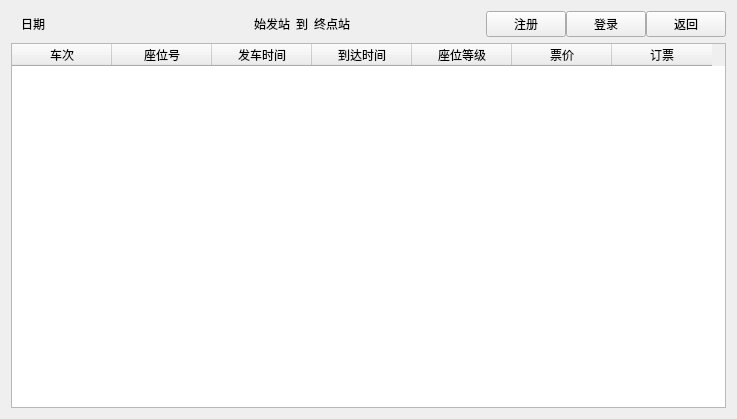
Before: the Qt Designer form ui/query_result.ui in Country-If/Station-ticket-management-system, drawn with Qt 5.
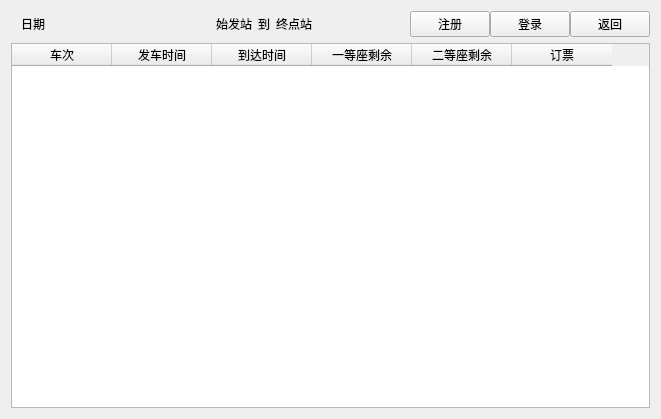
After: the same form once the commit is applied.

```diff
--- a/ui/query_result.ui
+++ b/ui/query_result.ui
@@ -6,7 +6,7 @@
    <rect>
     <x>0</x>
     <y>0</y>
-    <width>737</width>
+    <width>661</width>
     <height>419</height>
    </rect>
   </property>
@@ -134,11 +134,6 @@
        <string>车次</string>
       </property>
      </column>
-     <column>
-      <property name="text">
-       <string>座位号</string>
-      </property>
-     </column>
      <column>
       <property name="text">
        <string>发车时间</string>
@@ -151,12 +146,12 @@
      </column>
      <column>
       <property name="text">
-       <string>座位等级</string>
+       <string>一等座剩余</string>
       </property>
      </column>
      <column>
       <property name="text">
-       <string>票价</string>
+       <string>二等座剩余</string>
       </property>
      </column>
      <column>
```
